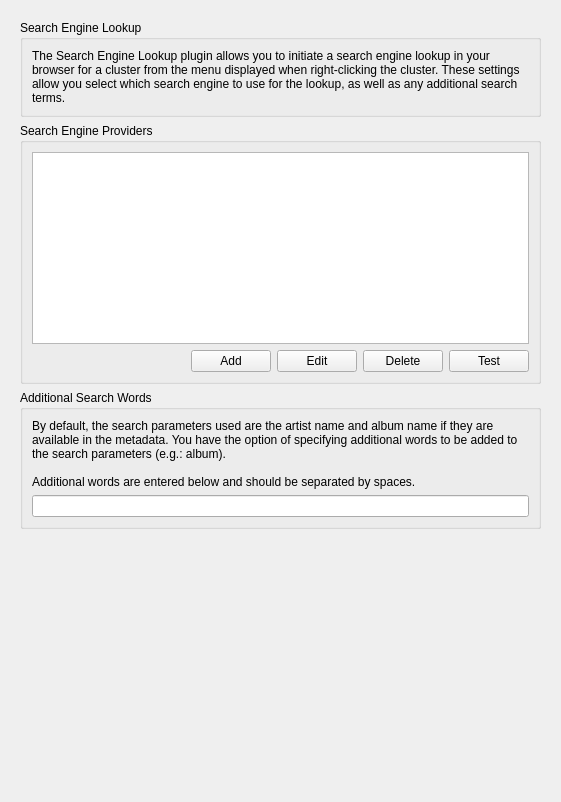
Before: the Qt Designer form options_search_engine_lookup.ui in rdswift/picard-plugin-search-engine-lookup, drawn with Qt 5.
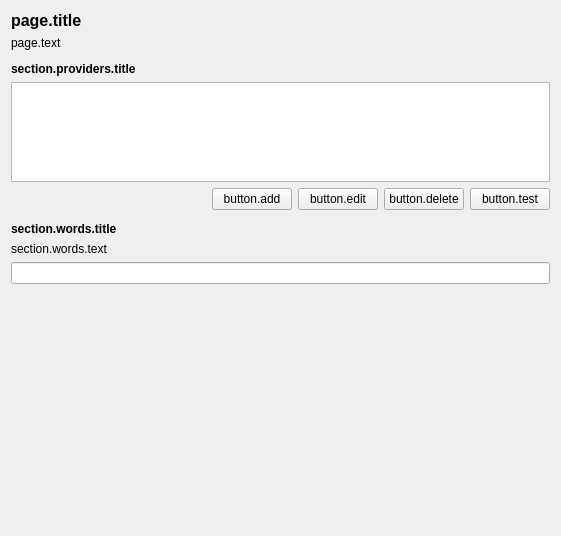
After: the same form once the commit is applied.

Commit message: Update settings forms and translations

The edit to the form file:
```diff
--- a/options_search_engine_lookup.ui
+++ b/options_search_engine_lookup.ui
@@ -7,7 +7,7 @@
     <x>0</x>
     <y>0</y>
     <width>561</width>
-    <height>802</height>
+    <height>536</height>
    </rect>
   </property>
   <property name="minimumSize">
@@ -16,34 +16,30 @@
     <height>0</height>
    </size>
   </property>
+  <property name="font">
+   <font>
+    <weight>50</weight>
+    <bold>false</bold>
+   </font>
+  </property>
   <property name="windowTitle">
    <string>Form</string>
   </property>
   <layout class="QVBoxLayout" name="verticalLayout">
    <item>
-    <widget class="QScrollArea" name="scrollArea">
-     <property name="frameShape">
-      <enum>QFrame::NoFrame</enum>
+    <widget class="QLabel" name="page_title">
+     <property name="font">
+      <font>
+       <pointsize>12</pointsize>
+       <weight>75</weight>
+       <bold>true</bold>
+      </font>
      </property>
-     <property name="widgetResizable">
-      <bool>true</bool>
+     <property name="text">
+      <string>page.title</string>
      </property>
-     <widget class="QWidget" name="scrollAreaWidgetContents">
-      <property name="geometry">
-       <rect>
-        <x>0</x>
-        <y>0</y>
-        <width>543</width>
-        <height>784</height>
-       </rect>
-      </property>
-      <layout class="QVBoxLayout" name="verticalLayout_2">
-       <item>
-        <widget class="QGroupBox" name="gb_description">
-         <property name="title">
-          <string>Search Engine Lookup</string>
-         </property>
-         <layout class="QVBoxLayout" name="verticalLayout_3">
+    </widget>
+   </item>
           <item>
            <widget class="QLabel" name="description">
             <property name="sizePolicy">
@@ -53,7 +49,7 @@
              </sizepolicy>
             </property>
             <property name="text">
-             <string>The Search Engine Lookup plugin allows you to initiate a search engine lookup in your browser for a cluster from the menu displayed when right-clicking the cluster. These settings allow you select which search engine to use for the lookup, as well as any additional search terms.</string>
+      <string>page.text</string>
             </property>
             <property name="textFormat">
              <enum>Qt::MarkdownText</enum>
@@ -63,23 +59,55 @@
             </property>
            </widget>
           </item>
-         </layout>
-        </widget>
-       </item>
        <item>
-        <widget class="QGroupBox" name="gb_providers">
-         <property name="minimumSize">
+    <spacer name="verticalSpacer_2">
+     <property name="orientation">
+      <enum>Qt::Vertical</enum>
+     </property>
+     <property name="sizeType">
+      <enum>QSizePolicy::Fixed</enum>
+     </property>
+     <property name="sizeHint" stdset="0">
           <size>
-           <width>0</width>
-           <height>0</height>
-          </size>
-         </property>
-         <property name="title">
-          <string>Search Engine Providers</string>
-         </property>
-         <layout class="QVBoxLayout" name="verticalLayout_4">
+       <width>20</width>
+       <height>6</height>
+      </size>
+     </property>
+    </spacer>
+   </item>
+   <item>
+    <widget class="QLabel" name="label">
+     <property name="font">
+      <font>
+       <weight>75</weight>
+       <bold>true</bold>
+      </font>
+     </property>
+     <property name="text">
+      <string>section.providers.title</string>
+     </property>
+    </widget>
+   </item>
           <item>
            <widget class="QListWidget" name="providers">
+     <property name="sizePolicy">
+      <sizepolicy hsizetype="Expanding" vsizetype="Preferred">
+       <horstretch>0</horstretch>
+       <verstretch>0</verstretch>
+      </sizepolicy>
+     </property>
+     <property name="minimumSize">
+      <size>
+       <width>0</width>
+       <height>50</height>
+      </size>
+     </property>
+     <property name="maximumSize">
+      <size>
+       <width>16777215</width>
+       <height>100</height>
+      </size>
+     </property>
             <property name="editTriggers">
              <set>QAbstractItemView::NoEditTriggers</set>
             </property>
@@ -106,54 +134,66 @@
             <item>
              <widget class="QPushButton" name="pb_add">
               <property name="text">
-               <string>Add</string>
+        <string>button.add</string>
               </property>
              </widget>
             </item>
             <item>
              <widget class="QPushButton" name="pb_edit">
               <property name="text">
-               <string>Edit</string>
+        <string>button.edit</string>
               </property>
              </widget>
             </item>
             <item>
              <widget class="QPushButton" name="pb_delete">
               <property name="text">
-               <string>Delete</string>
+        <string>button.delete</string>
               </property>
              </widget>
             </item>
             <item>
              <widget class="QPushButton" name="pb_test">
               <property name="text">
-               <string>Test</string>
+        <string>button.test</string>
               </property>
              </widget>
             </item>
            </layout>
-          </item>
-         </layout>
-        </widget>
        </item>
        <item>
-        <widget class="QGroupBox" name="gb_search_words">
-         <property name="minimumSize">
+    <spacer name="verticalSpacer_3">
+     <property name="orientation">
+      <enum>Qt::Vertical</enum>
+     </property>
+     <property name="sizeType">
+      <enum>QSizePolicy::Fixed</enum>
+     </property>
+     <property name="sizeHint" stdset="0">
           <size>
-           <width>0</width>
-           <height>0</height>
-          </size>
-         </property>
-         <property name="title">
-          <string>Additional Search Words</string>
-         </property>
-         <layout class="QVBoxLayout" name="verticalLayout_5">
+       <width>20</width>
+       <height>6</height>
+      </size>
+     </property>
+    </spacer>
+   </item>
+   <item>
+    <widget class="QLabel" name="label_2">
+     <property name="font">
+      <font>
+       <weight>75</weight>
+       <bold>true</bold>
+      </font>
+     </property>
+     <property name="text">
+      <string>section.words.title</string>
+     </property>
+    </widget>
+   </item>
           <item>
            <widget class="QLabel" name="search_words">
             <property name="text">
-             <string>By default, the search parameters used are the artist name and album name if they are available in the metadata. You have the option of specifying additional words to be added to the search parameters (e.g.: album).
-
-Additional words are entered below and should be separated by spaces.</string>
+      <string>section.words.text</string>
             </property>
             <property name="textFormat">
              <enum>Qt::MarkdownText</enum>
@@ -166,9 +206,6 @@
           <item>
            <widget class="QLineEdit" name="le_additional_words"/>
           </item>
-         </layout>
-        </widget>
-       </item>
        <item>
         <spacer name="verticalSpacer">
          <property name="orientation">
@@ -181,10 +218,6 @@
           </size>
          </property>
         </spacer>
-       </item>
-      </layout>
-     </widget>
-    </widget>
    </item>
   </layout>
  </widget>
```
Left out of the diff: 2 changed lines with no effect on the pictures. Lines whose indentation alone changed are shown as unchanged. The commit also changes 4 other files.
